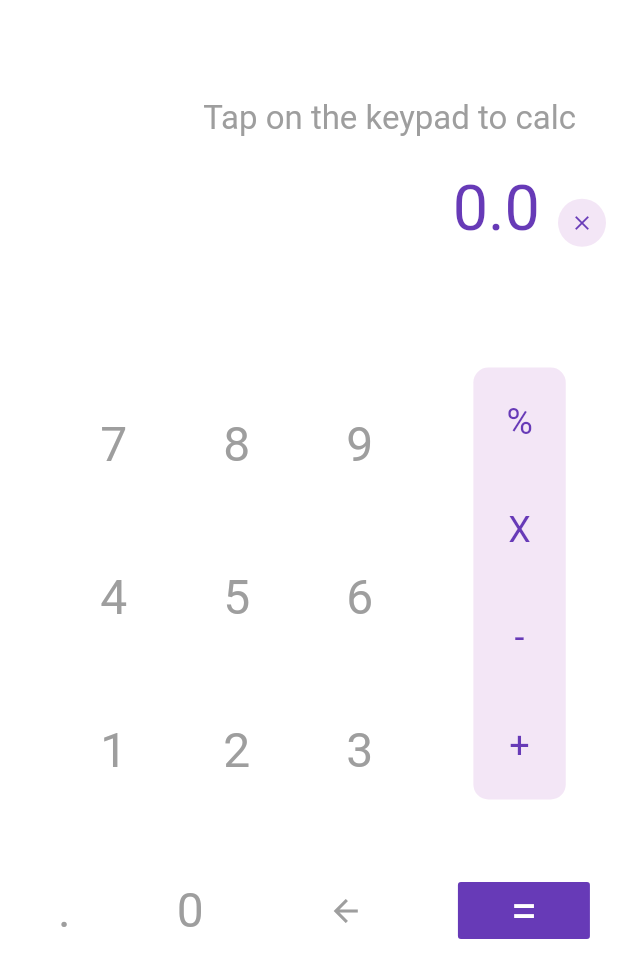
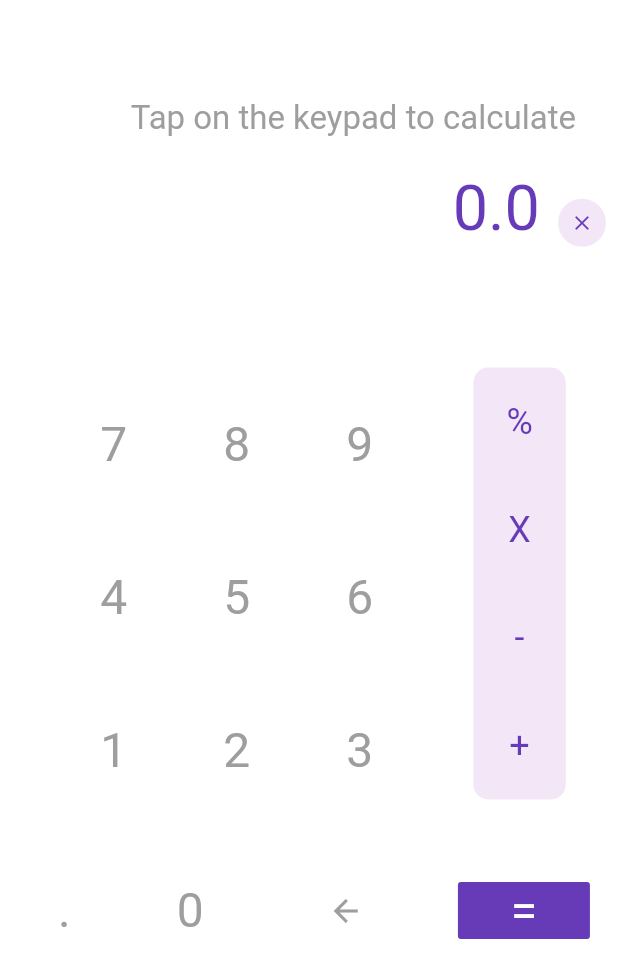
Before and after one commit to praharshbhatt/flutter_tutorials, a Flutter app: the screen it shows after launch, on a phone screen of 412 x 824 dp. Shown: the top 978 px of the screen. Run offline on Flutter 3.47's test engine with Material 2 defaults, Android fonts, the phone set to English and light mode, and no system bars; our stand-ins replace math_expressions.

Commit message:
corrected a typo

```diff
--- a/flutter_calculator/lib/main.dart
+++ b/flutter_calculator/lib/main.dart
@@ -32,7 +32,7 @@ class _HomeScreenState extends State<HomeScreen> {
                 Padding(
                   padding: const EdgeInsets.fromLTRB(0, 10, 28, 12),
                   child: Text(
-                    strExp == "" ? "Tap on the keypad to calc" : strExp,
+                    strExp == "" ? "Tap on the keypad to calculate" : strExp,
                     textAlign: TextAlign.right,
                     style: TextStyle(fontSize: 22, fontWeight: FontWeight.w400, color: Colors.grey),
                   ),
```
